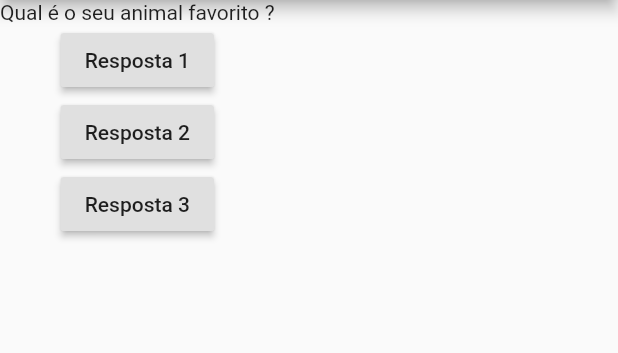
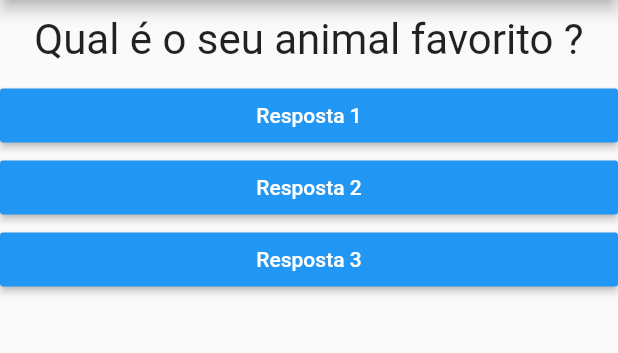
Before and after one commit to luizkrzyzaniak/ProjetoPerguntas, a Flutter app: the screen it shows after launch, after a tap on "Resposta 1", on a phone screen of 412 x 824 dp, the part 84-437 px from its top. Run offline on Flutter 3.47's test engine with Material 2 defaults, Android fonts, the phone set to English and light mode, and no system bars.

Commit message:
criando resposta.dart

```diff
--- a/projeto_perguntas/lib/main.dart
+++ b/projeto_perguntas/lib/main.dart
@@ -1,15 +1,16 @@
 import 'package:flutter/material.dart';
+import './questao.dart';
+import './resposta.dart';
 
 main() => runApp(PerguntaApp());
 
-class PerguntaAppState extends State<PerguntaApp> {
-  var perguntaSelecionada = 0;
+class _PerguntaAppState extends State<PerguntaApp> {
+  var _perguntaSelecionada = 0;
 
-  void responder() {
+  void _responder() {
     setState(() {
-      perguntaSelecionada++;
+      _perguntaSelecionada++;
     });
-    print(perguntaSelecionada);
   }
 
   @override
@@ -26,19 +27,10 @@ class PerguntaAppState extends State<PerguntaApp> {
         ),
         body: Column(
           children: [
-            Text(perguntas[perguntaSelecionada]),
-            RaisedButton(
-              child: Text('Resposta 1'),
-              onPressed: responder,
-            ),
-            RaisedButton(
-              child: Text('Resposta 2'),
-              onPressed: responder,
-            ),
-            RaisedButton(
-              child: Text('Resposta 3'),
-              onPressed: responder,
-            ),
+            Questao(perguntas[_perguntaSelecionada]),
+            Resposta('Resposta 1', _responder),
+            Resposta('Resposta 2', _responder),
+            Resposta('Resposta 3', _responder),
           ],
         ),
       ),
@@ -47,7 +39,7 @@ class PerguntaAppState extends State<PerguntaApp> {
 }
 
 class PerguntaApp extends StatefulWidget {
-  PerguntaAppState createState() {
-    return PerguntaAppState();
+  _PerguntaAppState createState() {
+    return _PerguntaAppState();
   }
 }
--- /dev/null
+++ b/projeto_perguntas/lib/questao.dart
@@ -0,0 +1,19 @@
+import 'package:flutter/material.dart';
+
+class Questao extends StatelessWidget {
+  final String texto;
+  Questao(this.texto);
+
+  @override
+  Widget build(BuildContext context) {
+    return Container(
+      width: double.infinity,
+      margin: EdgeInsets.all(10),
+      child: Text(
+        texto,
+        style: TextStyle(fontSize: 28),
+        textAlign: TextAlign.center,
+      ),
+    );
+  }
+}
--- /dev/null
+++ b/projeto_perguntas/lib/resposta.dart
@@ -0,0 +1,19 @@
+import 'package:flutter/material.dart';
+
+class Resposta extends StatelessWidget {
+  final String texto;
+  final void Function() quandoSelecionado;
+  Resposta(this.texto, this.quandoSelecionado);
+  @override
+  Widget build(BuildContext context) {
+    return Container(
+      width: double.infinity,
+      child: RaisedButton(
+        textColor: Colors.white,
+        color: Colors.blue,
+        child: Text(texto),
+        onPressed: quandoSelecionado,
+      ),
+    );
+  }
+}
```
